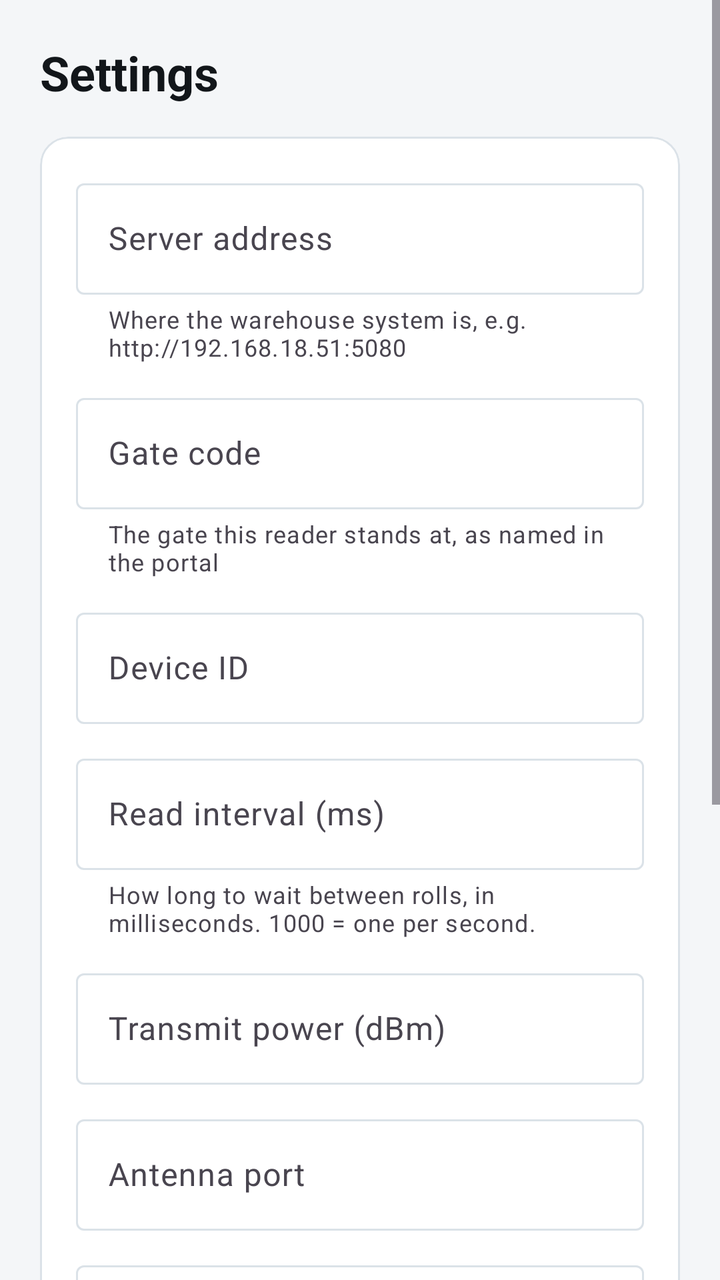
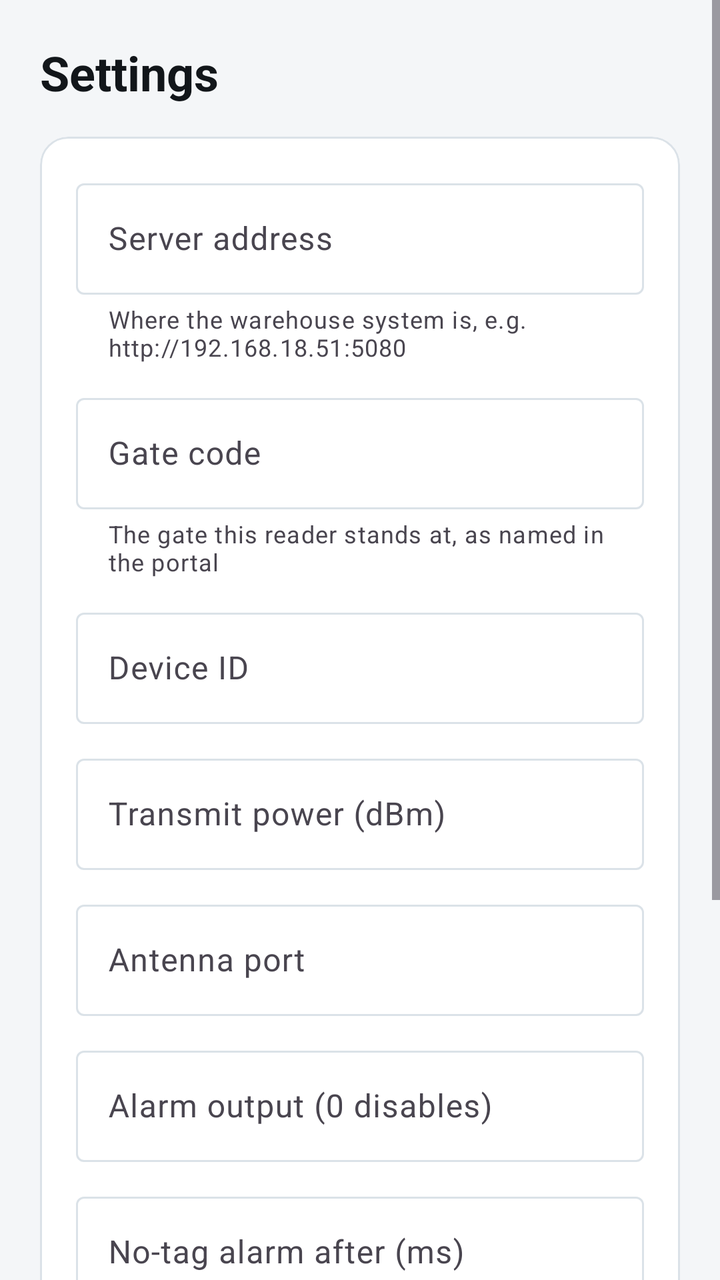

Compare the two renders of this Android layout. The source of the first and the diff that turns it into the second are given below.
<!-- AndroidManifest.xml: application theme Theme.DenimRolls -->
<!-- res/layout/activity_settings.xml -->
<?xml version="1.0" encoding="utf-8"?>
<ScrollView xmlns:android="http://schemas.android.com/apk/res/android"
    xmlns:app="http://schemas.android.com/apk/res-auto"
    android:layout_width="match_parent"
    android:layout_height="match_parent"
    android:background="@color/surface_alt"
    android:fillViewport="true">

    <LinearLayout
        android:layout_width="match_parent"
        android:layout_height="wrap_content"
        android:orientation="vertical"
        android:padding="20dp">

        <TextView
            android:layout_width="wrap_content"
            android:layout_height="wrap_content"
            android:text="@string/settings"
            android:textSize="24sp"
            android:textStyle="bold"
            android:textColor="@color/ink" />

        <com.google.android.material.card.MaterialCardView
            android:layout_width="match_parent"
            android:layout_height="wrap_content"
            android:layout_marginTop="16dp"
            app:cardCornerRadius="14dp"
            app:cardElevation="0dp"
            app:strokeColor="@color/line"
            app:strokeWidth="1dp">

            <LinearLayout
                android:layout_width="match_parent"
                android:layout_height="wrap_content"
                android:orientation="vertical"
                android:padding="18dp">

                <com.google.android.material.textfield.TextInputLayout
                    style="@style/Widget.Material3.TextInputLayout.OutlinedBox"
                    android:layout_width="match_parent"
                    android:layout_height="wrap_content"
                    android:hint="@string/server_url"
                    app:helperTextEnabled="true"
                    app:helperText="@string/settings_hint_server">

                    <com.google.android.material.textfield.TextInputEditText
                        android:id="@+id/server_url"
                        android:layout_width="match_parent"
                        android:layout_height="wrap_content"
                        android:inputType="textUri" />
                </com.google.android.material.textfield.TextInputLayout>

                <com.google.android.material.textfield.TextInputLayout
                    style="@style/Widget.Material3.TextInputLayout.OutlinedBox"
                    android:layout_width="match_parent"
                    android:layout_height="wrap_content"
                    android:layout_marginTop="12dp"
                    android:hint="@string/gate_code"
                    app:helperTextEnabled="true"
                    app:helperText="@string/settings_hint_gate">

                    <com.google.android.material.textfield.TextInputEditText
                        android:id="@+id/gate_code"
                        android:layout_width="match_parent"
                        android:layout_height="wrap_content"
                        android:inputType="textCapCharacters" />
                </com.google.android.material.textfield.TextInputLayout>

                <com.google.android.material.textfield.TextInputLayout
                    style="@style/Widget.Material3.TextInputLayout.OutlinedBox"
                    android:layout_width="match_parent"
                    android:layout_height="wrap_content"
                    android:layout_marginTop="12dp"
                    android:hint="@string/device_id">

                    <com.google.android.material.textfield.TextInputEditText
                        android:id="@+id/device_id"
                        android:layout_width="match_parent"
                        android:layout_height="wrap_content"
                        android:inputType="text" />
                </com.google.android.material.textfield.TextInputLayout>

                <com.google.android.material.textfield.TextInputLayout
                    style="@style/Widget.Material3.TextInputLayout.OutlinedBox"
                    android:layout_width="match_parent"
                    android:layout_height="wrap_content"
                    android:layout_marginTop="12dp"
                    android:hint="@string/read_interval"
                    app:helperTextEnabled="true"
                    app:helperText="@string/settings_hint_interval">

                    <com.google.android.material.textfield.TextInputEditText
                        android:id="@+id/read_interval"
                        android:layout_width="match_parent"
                        android:layout_height="wrap_content"
                        android:inputType="number" />
                </com.google.android.material.textfield.TextInputLayout>

                <com.google.android.material.textfield.TextInputLayout
                    style="@style/Widget.Material3.TextInputLayout.OutlinedBox"
                    android:layout_width="match_parent"
                    android:layout_height="wrap_content"
                    android:layout_marginTop="12dp"
                    android:hint="@string/rf_power">

                    <com.google.android.material.textfield.TextInputEditText
                        android:id="@+id/rf_power"
                        android:layout_width="match_parent"
                        android:layout_height="wrap_content"
                        android:inputType="number" />
                </com.google.android.material.textfield.TextInputLayout>

                <com.google.android.material.textfield.TextInputLayout
                    style="@style/Widget.Material3.TextInputLayout.OutlinedBox"
                    android:layout_width="match_parent"
                    android:layout_height="wrap_content"
                    android:layout_marginTop="12dp"
                    android:hint="@string/antenna_port">

                    <com.google.android.material.textfield.TextInputEditText
                        android:id="@+id/antenna_port"
                        android:layout_width="match_parent"
                        android:layout_height="wrap_content"
                        android:inputType="number" />
                </com.google.android.material.textfield.TextInputLayout>

                <com.google.android.material.textfield.TextInputLayout
                    style="@style/Widget.Material3.TextInputLayout.OutlinedBox"
                    android:layout_width="match_parent"
                    android:layout_height="wrap_content"
                    android:layout_marginTop="12dp"
                    android:hint="@string/alarm_output">

                    <com.google.android.material.textfield.TextInputEditText
                        android:id="@+id/alarm_output"
                        android:layout_width="match_parent"
                        android:layout_height="wrap_content"
                        android:inputType="number" />
                </com.google.android.material.textfield.TextInputLayout>

                <com.google.android.material.textfield.TextInputLayout
                    style="@style/Widget.Material3.TextInputLayout.OutlinedBox"
                    android:layout_width="match_parent"
                    android:layout_height="wrap_content"
                    android:layout_marginTop="12dp"
                    android:hint="@string/no_read_timeout"
                    app:helperTextEnabled="true"
                    app:helperText="@string/settings_hint_noread">

                    <com.google.android.material.textfield.TextInputEditText
                        android:id="@+id/no_read_timeout"
                        android:layout_width="match_parent"
                        android:layout_height="wrap_content"
                        android:inputType="number" />
                </com.google.android.material.textfield.TextInputLayout>

                <com.google.android.material.materialswitch.MaterialSwitch
                    android:id="@+id/sound_enabled"
                    android:layout_width="match_parent"
                    android:layout_height="wrap_content"
                    android:layout_marginTop="14dp"
                    android:text="@string/sound_enabled"
                    android:textColor="@color/ink" />
            </LinearLayout>
        </com.google.android.material.card.MaterialCardView>

        <com.google.android.material.button.MaterialButton
            android:id="@+id/save"
            android:layout_width="match_parent"
            android:layout_height="52dp"
            android:layout_marginTop="18dp"
            android:text="@string/save"
            android:textStyle="bold"
            app:cornerRadius="10dp" />

        <com.google.android.material.button.MaterialButton
            android:id="@+id/back"
            style="@style/Widget.Material3.Button.TextButton"
            android:layout_width="match_parent"
            android:layout_height="wrap_content"
            android:layout_marginTop="4dp"
            android:text="@string/back" />
    </LinearLayout>
</ScrollView>
<!-- resources referenced by this layout -->
<resources>
  <color name="ink">#12161A</color>
  <color name="line">#DBE2E8</color>
  <color name="surface_alt">#F4F6F8</color>
  <string name="alarm_output">Alarm output (0 disables)</string>
  <string name="antenna_port">Antenna port</string>
  <string name="back">Back</string>
  <string name="device_id">Device ID</string>
  <string name="gate_code">Gate code</string>
  <string name="no_read_timeout">No-tag alarm after (ms)</string>
  <string name="read_interval">Read interval (ms)</string>
  <string name="rf_power">Transmit power (dBm)</string>
  <string name="save">Save</string>
  <string name="server_url">Server address</string>
  <string name="settings">Settings</string>
  <string name="settings_hint_gate">The gate this reader stands at, as named in the portal</string>
  <string name="settings_hint_interval">How long to wait between rolls, in milliseconds. 1000 = one per second.</string>
  <string name="settings_hint_noread">Alarm if nothing is read for this long while scanning. 0 turns it off.</string>
  <string name="settings_hint_server">Where the warehouse system is, e.g. http://192.168.18.51:5080</string>
  <string name="sound_enabled">Sound and beacon</string>
  <style name="Theme.DenimRolls" parent="Theme.Material3.Light.NoActionBar">
          <item name="colorPrimary">@color/brand</item>
          <item name="colorOnPrimary">#FFFFFF</item>
          <item name="colorPrimaryContainer">@color/brand_soft</item>
          <item name="colorOnPrimaryContainer">@color/brand_dark</item>
          <item name="colorSecondary">@color/info</item>
          <item name="colorError">@color/alarm</item>
          <item name="android:colorBackground">@color/surface_alt</item>
          <item name="colorSurface">@color/surface</item>
          <item name="colorOnSurface">@color/ink</item>
          <item name="colorOutline">@color/line</item>
          <item name="android:statusBarColor">@color/brand_dark</item>
          <item name="android:windowLightStatusBar" tools:targetApi="m">false</item>
      </style>
  <color name="brand">#F07800</color>
  <color name="brand_soft">#FFF1E2</color>
  <color name="brand_dark">#C25E00</color>
  <color name="info">#1668C4</color>
  <color name="alarm">#D92D20</color>
  <color name="surface">#FFFFFF</color>
</resources>

<!-- the commit's change to res/layout/activity_settings.xml (unified diff, before → after) -->
@@ -78,22 +78,6 @@
                         android:layout_width="match_parent"
                         android:layout_height="wrap_content"
                         android:inputType="text" />
-                </com.google.android.material.textfield.TextInputLayout>
-
-                <com.google.android.material.textfield.TextInputLayout
-                    style="@style/Widget.Material3.TextInputLayout.OutlinedBox"
-                    android:layout_width="match_parent"
-                    android:layout_height="wrap_content"
-                    android:layout_marginTop="12dp"
-                    android:hint="@string/read_interval"
-                    app:helperTextEnabled="true"
-                    app:helperText="@string/settings_hint_interval">
-
-                    <com.google.android.material.textfield.TextInputEditText
-                        android:id="@+id/read_interval"
-                        android:layout_width="match_parent"
-                        android:layout_height="wrap_content"
-                        android:inputType="number" />
                 </com.google.android.material.textfield.TextInputLayout>
 
                 <com.google.android.material.textfield.TextInputLayout
<!-- resource entries referenced after the edit -->
@@ -9,13 +9,11 @@
   <string name="device_id">Device ID</string>
   <string name="gate_code">Gate code</string>
   <string name="no_read_timeout">No-tag alarm after (ms)</string>
-  <string name="read_interval">Read interval (ms)</string>
   <string name="rf_power">Transmit power (dBm)</string>
   <string name="save">Save</string>
   <string name="server_url">Server address</string>
   <string name="settings">Settings</string>
   <string name="settings_hint_gate">The gate this reader stands at, as named in the portal</string>
-  <string name="settings_hint_interval">How long to wait between rolls, in milliseconds. 1000 = one per second.</string>
   <string name="settings_hint_noread">Alarm if nothing is read for this long while scanning. 0 turns it off.</string>
   <string name="settings_hint_server">Where the warehouse system is, e.g. http://192.168.18.51:5080</string>
   <string name="sound_enabled">Sound and beacon</string>
